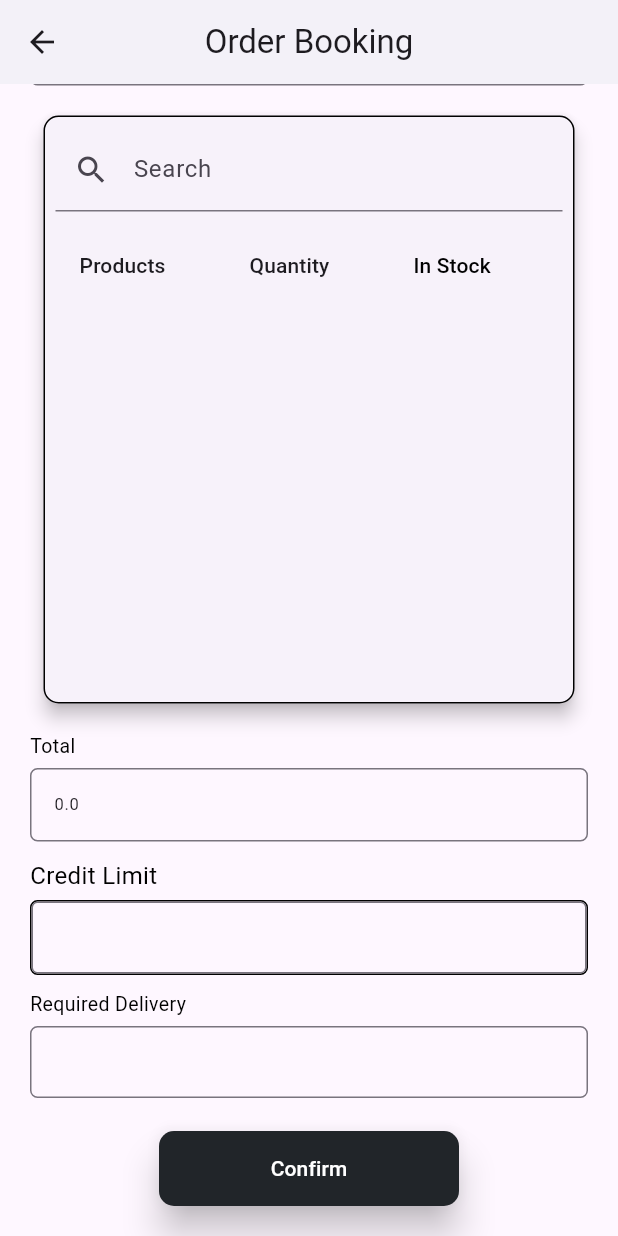
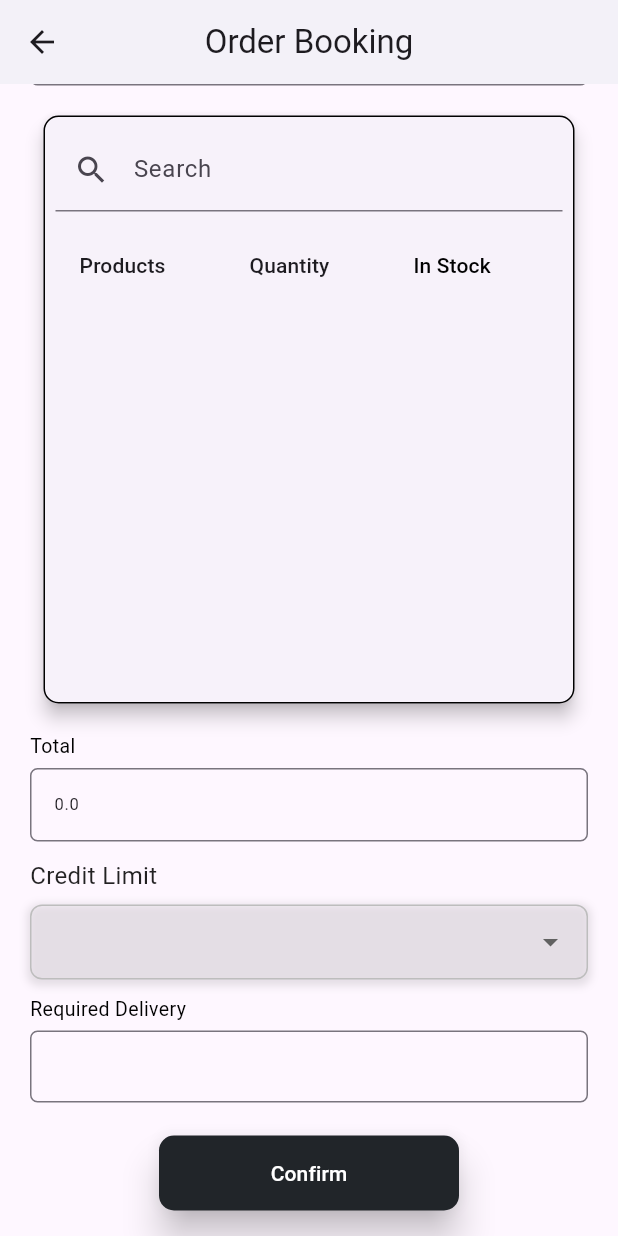
Before and after one commit to Hamid-Raza-22/valor_trading, a Flutter app: the FinalOrderBookingPage screen opened directly with empty values, scrolled down 381 dp, on a phone screen of 412 x 824 dp. Run offline on Flutter 3.47's test engine with Material 3 defaults, Android fonts, the phone set to English and light mode, and no system bars; our stand-ins replace cloud_firestore, connectivity, device_info_plus, dropdown_search, firebase_auth, firebase_core and 21 more; missing offline and left inert: android_alarm_manager_plus, dart:ffi, flutter_background, flutter_background_service, flutter_background_service_android, gpx and 4 more; accounts and stored records are empty.

Commit message:
valor_trading 19 Oct- 4:47 PM

```diff
--- a/lib/Views/FinalOrderBookingPage.dart
+++ b/lib/Views/FinalOrderBookingPage.dart
@@ -1,5 +1,5 @@
 import 'package:flutter/foundation.dart' show ChangeNotifier, ValueNotifier, kDebugMode;
-import 'package:flutter/material.dart' show AbsorbPointer, AlertDialog, Align, Alignment, AppBar, Axis, Border, BorderRadius, BorderSide, BoxDecoration, BuildContext, Card, ChangeNotifier, Color, Colors, Column, Container, CrossAxisAlignment, DataCell, DataColumn, DataRow, DataTable, EdgeInsets, ElevatedButton, Expanded, FocusNode, Icon, IconButton, Icons, InkWell, InputDecoration, ListTile, MainAxisSize, MaterialPageRoute, MediaQuery, ModalRoute, Navigator, OutlineInputBorder, Padding, PopScope, RoundedRectangleBorder, RouteSettings, Row, Scaffold, ScaffoldMessenger, SingleChildScrollView, Size, SizedBox, SnackBar, Stack, State, StatefulWidget, Text, TextButton, TextEditingController, TextField, TextFormField, TextInputType, TextStyle, ValueListenableBuilder, ValueNotifier, Widget, showDatePicker, showDialog;
+import 'package:flutter/material.dart' show AbsorbPointer, AlertDialog, Align, Alignment, AppBar, Axis, Border, BorderRadius, BorderSide, BoxDecoration, BoxShadow, BuildContext, Card, ChangeNotifier, Color, Colors, Column, Container, CrossAxisAlignment, DataCell, DataColumn, DataRow, DataTable, DropdownButtonFormField, DropdownMenuItem, EdgeInsets, ElevatedButton, Expanded, FocusNode, Icon, IconButton, Icons, InkWell, InputBorder, InputDecoration, ListTile, MainAxisSize, MaterialPageRoute, MediaQuery, ModalRoute, Navigator, Offset, OutlineInputBorder, Padding, PopScope, RoundedRectangleBorder, RouteSettings, Row, Scaffold, ScaffoldMessenger, SingleChildScrollView, Size, SizedBox, SnackBar, Stack, State, StatefulWidget, Text, TextButton, TextEditingController, TextField, TextFormField, TextInputType, TextStyle, ValueListenableBuilder, ValueNotifier, Widget, showDatePicker, showDialog;
 import 'package:flutter/services.dart' show FilteringTextInputFormatter, Size, TextInputFormatter, TextInputType;
 import 'package:fluttertoast/fluttertoast.dart' show Fluttertoast, Toast, ToastGravity;
 
@@ -386,7 +386,7 @@ class FinalOrderBookingPageState extends State<FinalOrderBookingPage> {
                   ),
                   const SizedBox(height: 10),
                   // Replace the Credit Limit text field with a Dropdown
-                  buildDropdown('Credit Limit', _creditLimitController, creditLimitOptions, selectedCreditLimit),
+                  _buildDropdown('Credit Limit', _creditLimitController, ['On Cash','7 Days','15 Days', '30 Days', ], selectedCreditLimit),
 
                   const SizedBox(height: 10),
                   // buildTextFormField('Discount', _discountController),
@@ -532,7 +532,81 @@ class FinalOrderBookingPageState extends State<FinalOrderBookingPage> {
       ),
     );
   }
+  Widget _buildDropdown(String labelText, TextEditingController controller, List<String> options, String selectedValue,) {
+    return Column(
+      crossAxisAlignment: CrossAxisAlignment.start,
+      children: [
+        Text(
+          labelText,
+          style: const TextStyle(fontSize: 16, color: Colors.black87),
+        ),
+        const SizedBox(height: 8),
+        Container(
+          padding: const EdgeInsets.symmetric(horizontal: 12),
+          decoration: BoxDecoration(
+            border: Border.all(
+              color: Colors.grey.shade400, // Lighter border color
+            ),
+            borderRadius: BorderRadius.circular(8.0),
+            boxShadow: [
+              BoxShadow(
+                color: Colors.black.withOpacity(0.1),
+                spreadRadius: 2,
+                blurRadius: 4,
+                offset: const Offset(0, 2), // Shadow direction
+              ),
+            ],
+          ),
+          child: DropdownButtonFormField<String>(
+            value: selectedValue.isNotEmpty ? selectedValue : null,
+            decoration: const InputDecoration(
+              border: InputBorder.none,
+              contentPadding: EdgeInsets.symmetric(vertical: 12),
+            ),
+            items: options.map<DropdownMenuItem<String>>((String value) {
+              return DropdownMenuItem<String>(
+                value: value,
+                child: Text(value, style: const TextStyle(fontSize: 16)),
+              );
+            }).toList(),
+            onChanged: (newValue) {
+              if (newValue != null && options.contains(newValue)) {
+                controller.text = newValue;
+              } else {
+                _showErrorDialog(context);
+              }
+            },
+            validator: (value) {
+              if (value == null || !options.contains(value)) {
+                return 'Please select a valid item from the list.';
+              }
+              return null;
+            },
+          ),
+        ),
+      ],
+    );
+  }
 
+  void _showErrorDialog(BuildContext context) {
+    showDialog(
+      context: context,
+      builder: (BuildContext context) {
+        return AlertDialog(
+          title: const Text('Invalid Selection'),
+          content: const Text('Please select a valid item from the list.'),
+          actions: <Widget>[
+            TextButton(
+              onPressed: () {
+                Navigator.of(context).pop();
+              },
+              child: const Text('OK'),
+            ),
+          ],
+        );
+      },
+    );
+  }
 
 // Define dropdownItems as a list of valid items
   List<String> dropdownItems = ['7 Days','15 Days', '30 Days', 'On Cash'];
--- a/lib/main.dart
+++ b/lib/main.dart
@@ -206,6 +206,7 @@ Future<void> initializeServiceLocation() async {
     androidConfiguration: AndroidConfiguration(
       onStart: onStart,
       autoStart: false,
+      autoStartOnBoot: false,
       isForegroundMode: true,
       notificationChannelId: 'my_foreground',
       initialNotificationTitle: 'AWESOME SERVICE',
```
